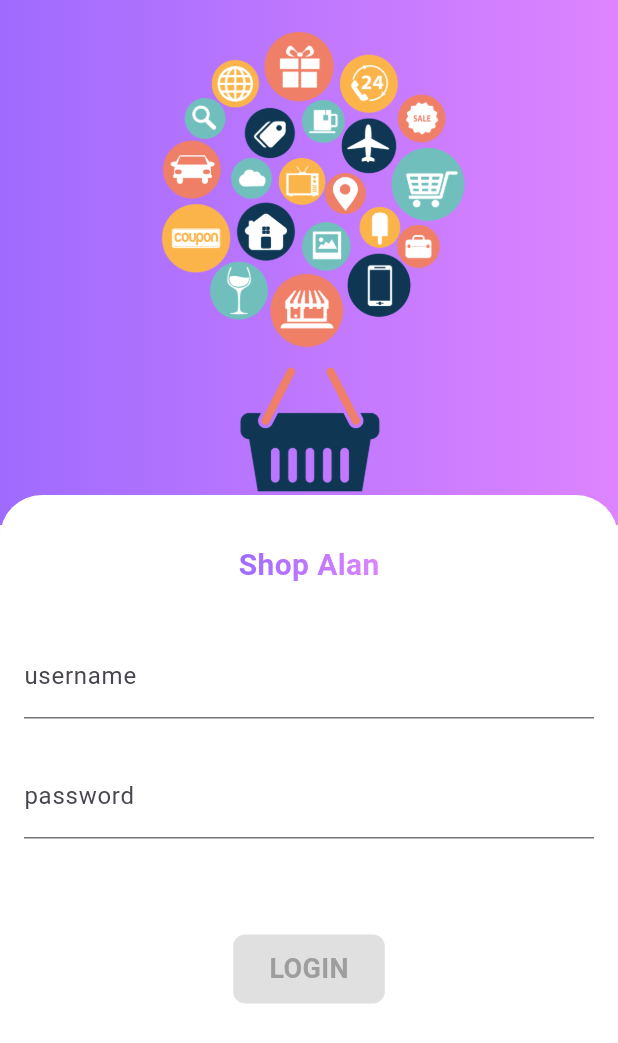
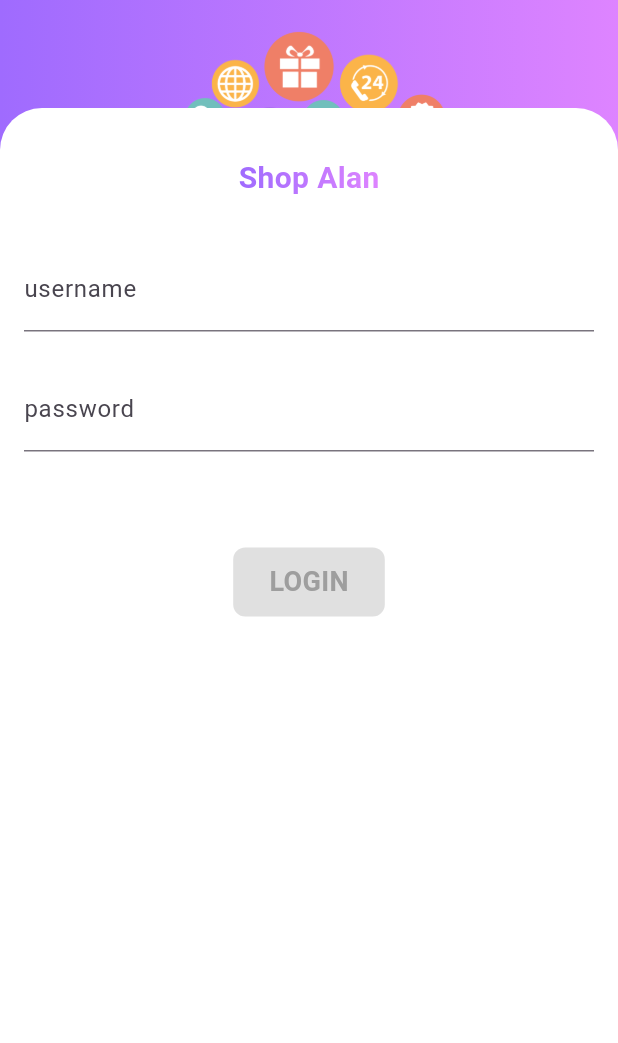
Before and after one commit to vnhanh/FlutterShopping, a Flutter app: the LoginPage screen opened directly, on a phone screen of 412 x 824 dp. Shown: the top 1043 px of the screen. Run offline on Flutter 3.47's test engine with Material 3 defaults, Android fonts, the light colour scheme and no system bars; our stand-ins replace bloc, equatable, flutter_bloc, formz, fpdart; missing offline and left inert: dart:ffi; accounts and stored records are empty; statements that could not run were skipped.

Commit message:
feat(login): login screen

```diff
--- a/lib/login/login.dart
+++ b/lib/login/login.dart
@@ -1,4 +1,3 @@
-import 'package:authentication_repository/authentication_repository.dart';
 import 'package:flutter/material.dart';
 import 'package:flutter_bloc/flutter_bloc.dart';
 import 'package:shopping/login/bloc/login_bloc.dart';
@@ -8,21 +7,18 @@ class LoginPage extends StatelessWidget {
   const LoginPage({super.key});
 
   static Route<void> route() {
-    return MaterialPageRoute<void>(builder: (_) => const LoginPage());
+    return MaterialPageRoute<void>(
+        builder: (context) => BlocProvider(
+          create: (context) => LoginBloc(authenticationRepository: RepositoryProvider.of(context)),
+          child: const LoginPage(),
+        )
+    );
   }
 
   @override
   Widget build(BuildContext context) {
-    debugPrint("Alan - showing LoginPage()");
-    return Scaffold(
-      body: BlocProvider(
-        create: (context) {
-          return LoginBloc(
-              authenticationRepository: RepositoryProvider.of<AuthenticationRepository>(context)
-          );
-        },
-        child: const LoginView(),
-      )
+    return const Scaffold(
+      body: LoginView()
     );
   }
 }
--- a/lib/login/view/login_page.dart
+++ b/lib/login/view/login_page.dart
@@ -15,7 +15,7 @@ class LoginView extends StatelessWidget {
       child: Stack(
         children: [
           header(),
-          bodyCard()
+          bodyCard(),
         ],
       ),
     );
@@ -40,7 +40,7 @@ class LoginView extends StatelessWidget {
 
   Widget bodyCard() {
     return Container(
-      margin: const EdgeInsets.only(top: 330.0),
+      margin: const EdgeInsets.only(top: 72.0),
       width: double.infinity,
       // margin: const EdgeInsets.only(top: 32.0),
       decoration: const BoxDecoration(
```
